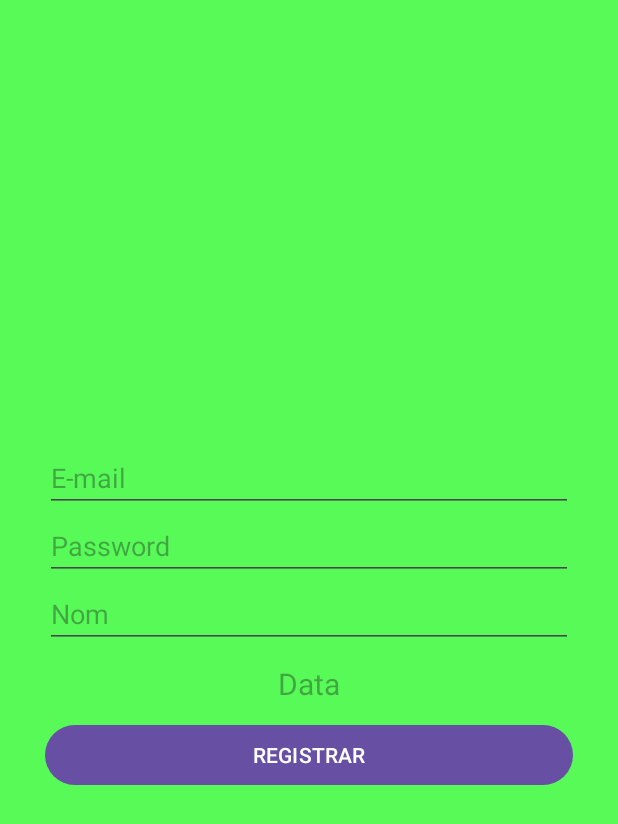
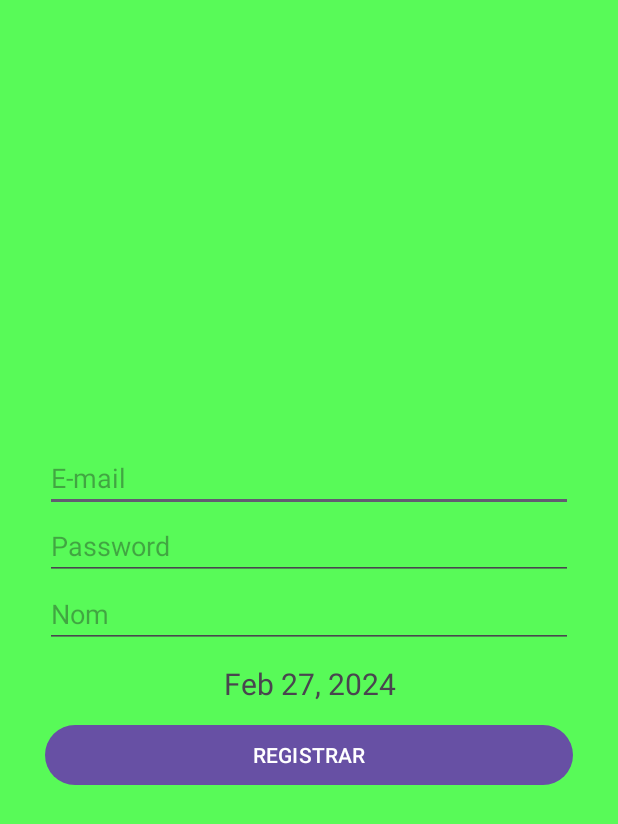
Before and after one commit to SlenderTwo/M8_Projecte_F1_Didac_Jonathan, an Android app: the MainActivity screen opened directly, with no data from a screen before it, after a tap on "Registre", on a phone screen of 412 x 824 dp. Shown: the top 824 px of the screen. Run offline under Robolectric (Android 15) with nearby library versions, the phone set to English and light mode, and no system bars.

Commit message:
aparece la fecha en el registro

```diff
--- a/app/src/main/java/com/example/m8_projecte_f1_2/MainActivity.kt
+++ b/app/src/main/java/com/example/m8_projecte_f1_2/MainActivity.kt
@@ -1,5 +1,6 @@
 package com.example.m8_projecte_f1_2
 
+import android.content.Intent
 import androidx.appcompat.app.AppCompatActivity
 import android.os.Bundle
 import android.widget.Button
@@ -16,7 +17,8 @@
         }
         BTMREGISTRO.setOnClickListener(){
             Toast.makeText(this, "click botó Registre",Toast.LENGTH_LONG).show();
-            setContentView(R.layout.activity_registre)
+            val intent = Intent(this,Registre::class.java)
+            startActivity(intent)
         }
     }
 }
--- a/app/src/main/java/com/example/m8_projecte_f1_2/Registre.kt
+++ b/app/src/main/java/com/example/m8_projecte_f1_2/Registre.kt
@@ -2,12 +2,15 @@
 
 import androidx.appcompat.app.AppCompatActivity
 import android.os.Bundle
+import android.util.Log
 import android.widget.Button
 import android.widget.EditText
 import android.widget.TextView
+import android.widget.Toast
 import java.text.DateFormat.getDateInstance
 import java.text.SimpleDateFormat
 import java.util.Calendar
+import kotlin.math.log
 
 class Registre : AppCompatActivity() {
     //Definim les variables que farem servir
@@ -26,12 +29,17 @@
         correoEt =findViewById<EditText>(R.id.correoEt)
         passEt =findViewById<EditText>(R.id.passEt)
         nombreEt =findViewById<EditText>(R.id.nombreEt)
-        fechaTxt =findViewById<TextView>(R.id.fechaTxt)
+        fechaTxt =findViewById<TextView>(R.id.fechaEt)
         Registrar =findViewById<Button>(R.id.Registrar)
+
+        Log.d("Jonathan","Inici")
 
         //carreguem la data al TextView
         //Utilitzem calendar (hi ha moltes altres opcions)
         val date = Calendar.getInstance().time
+        Log.d("Jonathan",date.toString())
+        Toast.makeText(this, date.toString(),Toast.LENGTH_LONG).show();
+
         val formatter = SimpleDateFormat.getDateInstance() //or use getDateInstance()
         val formatedDate = formatter.format(date)
         //ara la mostrem al TextView
--- a/app/src/main/res/layout/activity_registre.xml
+++ b/app/src/main/res/layout/activity_registre.xml
@@ -42,7 +42,7 @@
 
             <!-- DATA ACTUAL -->
             <TextView
-                android:id="@+id/fechaTxt"
+                android:id="@+id/fechaEt"
                 android:layout_width="match_parent"
                 android:layout_height="wrap_content"
                 android:gravity="center"
```
